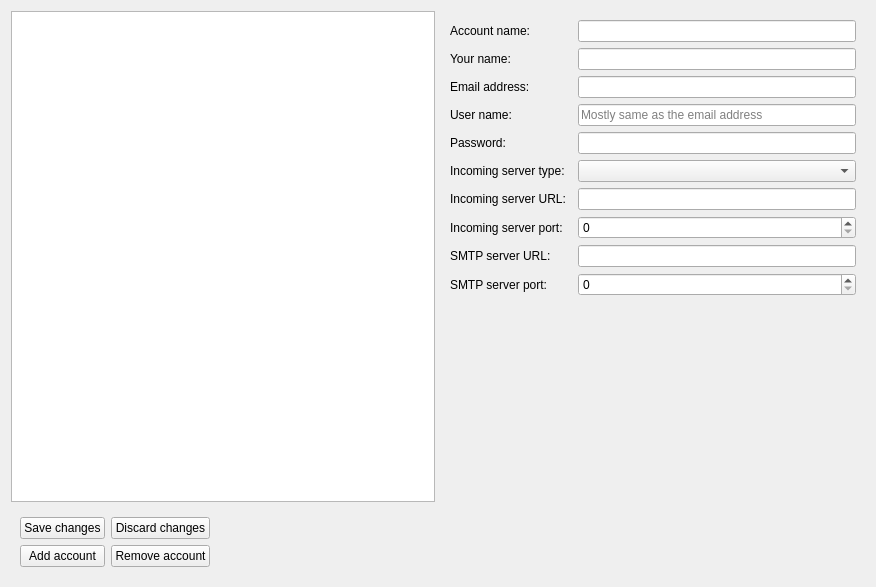
The window that src/ui/preferences/PreferencesEmailPageWidget.ui (honza-c/otter-browser) describes before a commit, drawn with Qt 5.
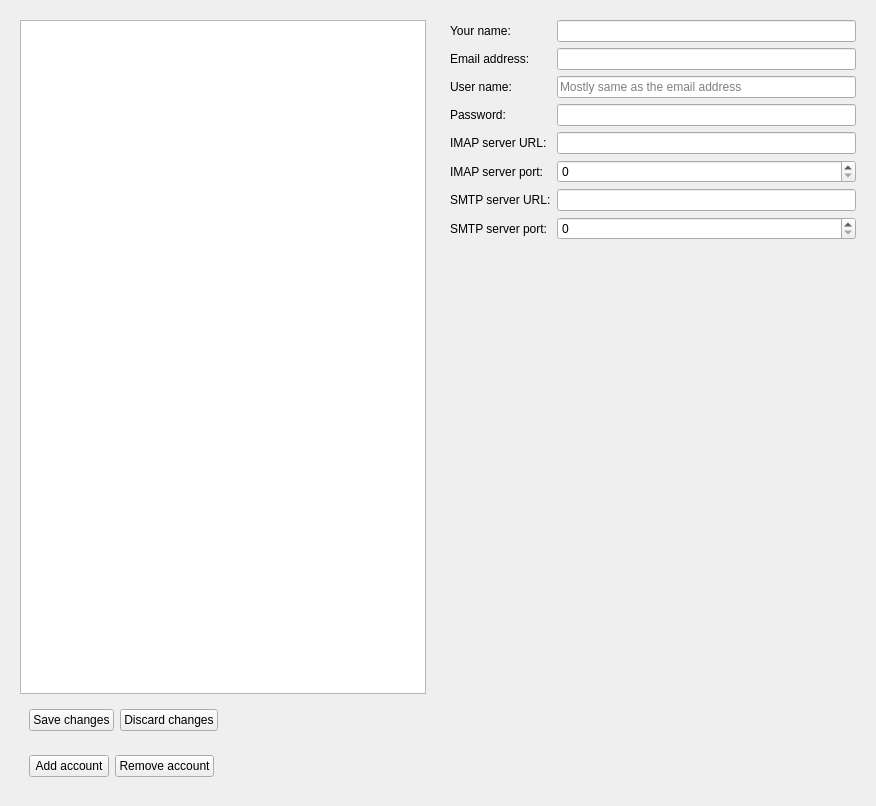
The same window after the commit. Custom widgets are drawn as their Qt base class.

Commit message: implemented GUI for email preferences

Diff of the .ui file:
```diff
--- a/src/ui/preferences/PreferencesEmailPageWidget.ui
+++ b/src/ui/preferences/PreferencesEmailPageWidget.ui
@@ -7,7 +7,7 @@
     <x>0</x>
     <y>0</y>
     <width>876</width>
-    <height>587</height>
+    <height>806</height>
    </rect>
   </property>
   <property name="windowTitle">
@@ -15,57 +15,64 @@
   </property>
   <layout class="QVBoxLayout" name="verticalLayout_2">
    <item>
-    <layout class="QHBoxLayout" name="horizontalLayout">
+    <layout class="QHBoxLayout" name="horizontalLayout_3">
      <item>
+      <widget class="QWidget" name="accountListAndActionButtonsWidget" native="true">
       <layout class="QVBoxLayout" name="verticalLayout">
        <item>
         <widget class="QListView" name="emailAccountsListView"/>
        </item>
        <item>
-        <widget class="QWidget" name="accountListAndActionButtonsWidget" native="true">
-         <layout class="QGridLayout" name="gridLayout_2">
-          <item row="1" column="1">
-           <widget class="QPushButton" name="removeAccountButton">
-            <property name="text">
-             <string>Remove account</string>
-            </property>
-           </widget>
-          </item>
-          <item row="1" column="0">
-           <widget class="QPushButton" name="addAccountButton">
-            <property name="text">
-             <string>Add account</string>
-            </property>
-           </widget>
-          </item>
-          <item row="1" column="4">
-           <spacer name="horizontalSpacer">
-            <property name="orientation">
-             <enum>Qt::Horizontal</enum>
-            </property>
-            <property name="sizeHint" stdset="0">
-             <size>
-              <width>40</width>
-              <height>20</height>
-             </size>
-            </property>
-           </spacer>
-          </item>
-          <item row="0" column="0">
+         <widget class="QWidget" name="saveAndDiscardChangesButtons" native="true">
+          <layout class="QHBoxLayout" name="horizontalLayout">
+           <item>
            <widget class="QPushButton" name="saveChangesButton">
             <property name="text">
              <string>Save changes</string>
             </property>
            </widget>
           </item>
-          <item row="0" column="1">
+           <item>
            <widget class="QPushButton" name="discardChangesButton">
             <property name="text">
              <string>Discard changes</string>
             </property>
            </widget>
           </item>
-          <item row="0" column="4">
+           <item>
+            <spacer name="horizontalSpacer">
+             <property name="orientation">
+              <enum>Qt::Horizontal</enum>
+             </property>
+             <property name="sizeHint" stdset="0">
+              <size>
+               <width>40</width>
+               <height>20</height>
+              </size>
+             </property>
+            </spacer>
+           </item>
+          </layout>
+         </widget>
+        </item>
+        <item>
+         <widget class="QWidget" name="addAndRemoveAccountButtons" native="true">
+          <layout class="QHBoxLayout" name="horizontalLayout_2">
+           <item>
+            <widget class="QPushButton" name="addAccountButton">
+             <property name="text">
+              <string>Add account</string>
+             </property>
+            </widget>
+           </item>
+           <item>
+            <widget class="QPushButton" name="removeAccountButton">
+             <property name="text">
+              <string>Remove account</string>
+             </property>
+            </widget>
+           </item>
+           <item>
            <spacer name="horizontalSpacer_2">
             <property name="orientation">
              <enum>Qt::Horizontal</enum>
@@ -82,124 +89,108 @@
         </widget>
        </item>
       </layout>
+      </widget>
      </item>
      <item>
       <widget class="QWidget" name="emailAccountDetailsWidget" native="true">
-       <layout class="QGridLayout" name="emailAccountsDetailsGridBox">
-        <item row="5" column="2">
-         <widget class="QComboBox" name="incomingServerTypeApplicationComboBox"/>
-        </item>
-        <item row="0" column="0">
-         <widget class="QLabel" name="accountNameLabel">
+       <layout class="QGridLayout" name="gridLayout">
+        <item row="4" column="0">
+         <widget class="QLabel" name="imapServerUrlLabel">
           <property name="text">
-           <string>Account name:</string>
+           <string>IMAP server URL:</string>
           </property>
          </widget>
         </item>
-        <item row="6" column="2">
-         <widget class="Otter::LineEditWidget" name="incomingServerUrlLineEditWidget"/>
-        </item>
-        <item row="2" column="0">
-         <widget class="QLabel" name="emailAddressLabel">
-          <property name="text">
-           <string>Email address:</string>
-          </property>
-         </widget>
+        <item row="4" column="1">
+         <widget class="Otter::LineEditWidget" name="imapServerUrlLineEditWidget"/>
         </item>
         <item row="5" column="0">
          <widget class="QLabel" name="incomingServerTypeLabel">
           <property name="text">
-           <string>Incoming server type:</string>
+           <string>IMAP server port:</string>
           </property>
          </widget>
         </item>
-        <item row="4" column="2">
-         <widget class="Otter::LineEditWidget" name="passwordLineEditWidget">
-          <property name="echoMode">
-           <enum>QLineEdit::Password</enum>
+        <item row="5" column="1">
+         <widget class="QSpinBox" name="imapServerPortSpinBox">
+          <property name="maximum">
+           <number>65535</number>
           </property>
          </widget>
         </item>
-        <item row="8" column="0">
+        <item row="6" column="0">
          <widget class="QLabel" name="smtpServerUrlLabel">
           <property name="text">
            <string>SMTP server URL:</string>
           </property>
          </widget>
         </item>
-        <item row="7" column="2">
-         <widget class="QSpinBox" name="incomingServerPortSpinBox">
+        <item row="7" column="0">
+         <widget class="QLabel" name="smtpServerPortLabel">
+          <property name="text">
+           <string>SMTP server port:</string>
+          </property>
+         </widget>
+        </item>
+        <item row="7" column="1">
+         <widget class="QSpinBox" name="smtpServerPortSpinBox">
           <property name="maximum">
            <number>65535</number>
           </property>
          </widget>
         </item>
-        <item row="8" column="2">
+        <item row="6" column="1">
          <widget class="Otter::LineEditWidget" name="smtpServerUrlLineEditWidget"/>
         </item>
-        <item row="1" column="2">
+        <item row="3" column="1">
+         <widget class="Otter::LineEditWidget" name="passwordLineEditWidget">
+          <property name="echoMode">
+           <enum>QLineEdit::Password</enum>
+          </property>
+         </widget>
+        </item>
+        <item row="0" column="1">
          <widget class="Otter::LineEditWidget" name="yourNameLineEditWidget"/>
         </item>
         <item row="3" column="0">
-         <widget class="QLabel" name="userNameLabel">
+         <widget class="QLabel" name="passwordLabel">
           <property name="text">
-           <string>User name:</string>
+           <string>Password:</string>
           </property>
          </widget>
         </item>
-        <item row="3" column="2">
+        <item row="2" column="1">
          <widget class="Otter::LineEditWidget" name="userNameLineEditWidget">
           <property name="placeholderText">
            <string>Mostly same as the email address</string>
           </property>
          </widget>
         </item>
-        <item row="9" column="0" colspan="2">
-         <widget class="QLabel" name="smtpServerPortLabel">
-          <property name="text">
-           <string>SMTP server port:</string>
-          </property>
-         </widget>
-        </item>
-        <item row="7" column="0">
-         <widget class="QLabel" name="incomingServerPort">
-          <property name="text">
-           <string>Incoming server port:</string>
-          </property>
-         </widget>
+        <item row="1" column="1">
+         <widget class="Otter::LineEditWidget" name="emailAddressLineEditWidget"/>
         </item>
         <item row="1" column="0">
+         <widget class="QLabel" name="emailAddressLabel">
+          <property name="text">
+           <string>Email address:</string>
+          </property>
+         </widget>
+        </item>
+        <item row="0" column="0">
          <widget class="QLabel" name="yourNameLabel">
           <property name="text">
            <string>Your name:</string>
           </property>
          </widget>
         </item>
-        <item row="2" column="2">
-         <widget class="Otter::LineEditWidget" name="emailAddressLineEditWidget"/>
-        </item>
-        <item row="9" column="2">
-         <widget class="QSpinBox" name="smtpServerPortSpinBox">
-          <property name="maximum">
-           <number>65535</number>
-          </property>
-         </widget>
-        </item>
-        <item row="6" column="0">
-         <widget class="QLabel" name="incomingServerUrlLabel">
+        <item row="2" column="0">
+         <widget class="QLabel" name="userNameLabel">
           <property name="text">
-           <string>Incoming server URL:</string>
+           <string>User name:</string>
           </property>
          </widget>
         </item>
-        <item row="4" column="0">
-         <widget class="QLabel" name="passwordLabel">
-          <property name="text">
-           <string>Password:</string>
-          </property>
-         </widget>
-        </item>
-        <item row="10" column="2">
+        <item row="8" column="1">
          <spacer name="verticalSpacer">
           <property name="orientation">
            <enum>Qt::Vertical</enum>
@@ -212,9 +203,6 @@
           </property>
          </spacer>
         </item>
-        <item row="0" column="2">
-         <widget class="Otter::LineEditWidget" name="accountNameLineEditWidget"/>
-        </item>
        </layout>
       </widget>
      </item>
```
Left out of the diff: 2 changed lines with no effect on the pictures. Lines whose indentation alone changed are shown as unchanged. The commit also changes 4 other files.
